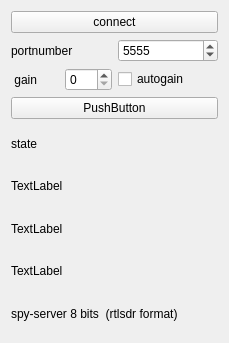
Above: sources/devices/spy-server-8/spyserver-widget-8.ui from JvanKatwijk/qt-dab before the change. Below: the same form after it.
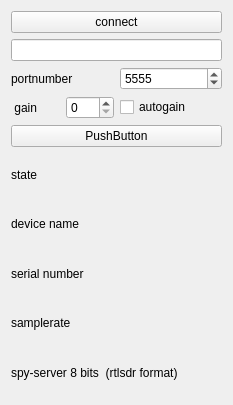
That is the form after the change.

Commit message: mods to spyserver to handle failings and reconnections

The edit to the form file:
```diff
--- a/sources/devices/spy-server-8/spyserver-widget-8.ui
+++ b/sources/devices/spy-server-8/spyserver-widget-8.ui
@@ -6,8 +6,8 @@
    <rect>
     <x>0</x>
     <y>0</y>
-    <width>229</width>
-    <height>343</height>
+    <width>233</width>
+    <height>405</height>
    </rect>
   </property>
   <property name="windowTitle">
@@ -25,6 +25,9 @@
      </item>
     </layout>
    </item>
+   <item>
+    <widget class="QLineEdit" name="hostLineEdit"/>
+   </item>
    <item>
     <layout class="QHBoxLayout" name="horizontalLayout_4">
      <item>
@@ -92,21 +95,21 @@
    <item>
     <widget class="QLabel" name="nameOfDevice">
      <property name="text">
-      <string>TextLabel</string>
+      <string>device name</string>
      </property>
     </widget>
    </item>
    <item>
     <widget class="QLabel" name="deviceNumber">
      <property name="text">
-      <string>TextLabel</string>
+      <string>serial number</string>
      </property>
     </widget>
    </item>
    <item>
     <widget class="QLabel" name="rateLabel">
      <property name="text">
-      <string>TextLabel</string>
+      <string>samplerate</string>
      </property>
     </widget>
    </item>
```
The commit also changes 14 other files.
